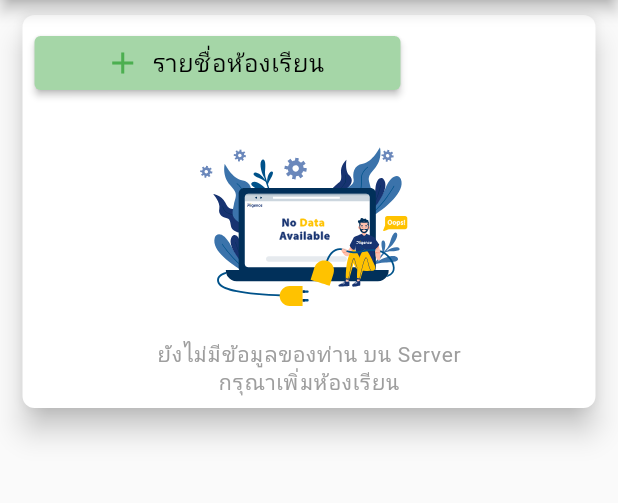
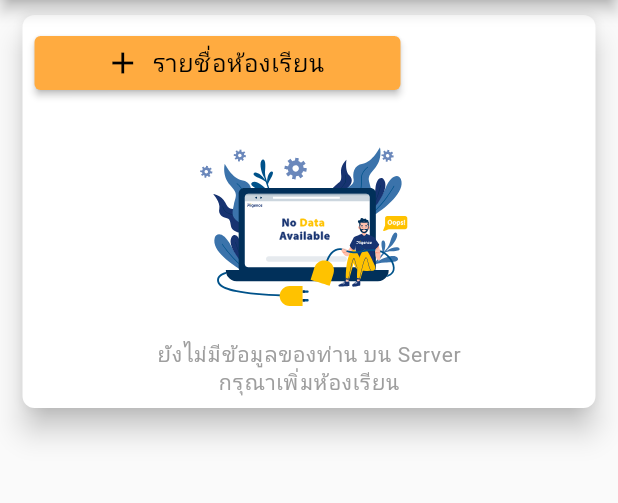
Before and after one commit to birdincee/elearningteacher2, a Flutter app: the screen it shows once a user with an empty profile is signed in, on a phone screen of 412 x 824 dp, the part 84-587 px from its top. Run offline on Flutter 3.47's test engine with Material 2 defaults, Android fonts, the phone set to English and light mode, and no system bars; our stand-ins replace cloud_firestore, email_validator, firebase_auth, firebase_core, google_fonts, image_picker and 2 more; missing offline and left inert: clipboard, flutter_animated_dialog; accounts and stored records are empty; Roboto replaces fonts that are missing (Sarabun).

```diff
--- a/lib/page/home_page.dart
+++ b/lib/page/home_page.dart
@@ -80,15 +80,12 @@ class HomePage extends StatelessWidget {
                                 onPressed: () => home.onPressedOpenCreate(
                                   account: account,
                                 ),
-                                style: ElevatedButton.styleFrom(
-                                  primary: Colors.green.shade200,
-                                ),
                                 label: Text(
                                   "รายชื่อห้องเรียน",
                                   style: FontThai.text16BlackNormal,
                                 ),
                                 icon: const Icon(Icons.add,
-                                    color: Colors.green,
+                                    color: Colors.black,
                                 ),
                               ),
                             ),
@@ -106,9 +103,7 @@ class HomePage extends StatelessWidget {
                               if (snapshot.hasData) {
                                 var data = snapshot.data!;
                                 if (data.size == 0) {
-                                  // return Errors.noDataChildren();
-                                  return Errors
-                                      .noDataChildren(); // return const Text("NO DATA");
+                                  return Errors.noDataChildren();
                                 } else {
                                   return ListView.builder(
                                     itemCount: data.size,
@@ -161,8 +156,9 @@ class HomePage extends StatelessWidget {
       type: MaterialType.transparency,
       child: InkWell(
         onTap: () => home.onTapGotoClass(md),
-        highlightColor: Colors.green.shade300,
-        splashColor: Colors.green.shade200,
+        highlightColor: Colors.orange.shade200,
+        splashColor: Colors.orange.shade100,
+        borderRadius: BorderRadius.circular(10),
         child: Row(
           mainAxisSize: MainAxisSize.max,
           mainAxisAlignment: MainAxisAlignment.spaceAround,
@@ -186,7 +182,7 @@ class HomePage extends StatelessWidget {
                       Flexible(
                         child: Text(
                           md.sName,
-                          style: FontThai.text14GreenNormal,
+                          style: FontThai.text16OrangeBold,
                           overflow: TextOverflow.ellipsis,
                           softWrap: true,
                         ),
--- a/lib/utility/font_thai.dart
+++ b/lib/utility/font_thai.dart
@@ -77,6 +77,16 @@ class FontThai {
       fontStyle: FontStyle.normal,
     ),
   );
+
+  static TextStyle text16OrangeBold = GoogleFonts.sarabun(
+    textStyle: TextStyle(
+      color: Colors.orange.shade800,
+      letterSpacing: 0.5,
+      fontWeight: FontWeight.bold,
+      fontSize: 14,
+      fontStyle: FontStyle.normal,
+    ),
+  );
   static TextStyle text16PinkNormal = GoogleFonts.sarabun(
     textStyle: const TextStyle(
       color: Colors.pink,
```
Also changed, not shown: lib/page/class_room/class_room_form_page.dart (added, +41 -0 lines), lib/provider/class_room/class_form_provider.dart (added, +21 -0 lines), lib/provider/home_provider.dart (+9 -1 lines), lib/utility/buttons.dart (+1 -24 lines).
